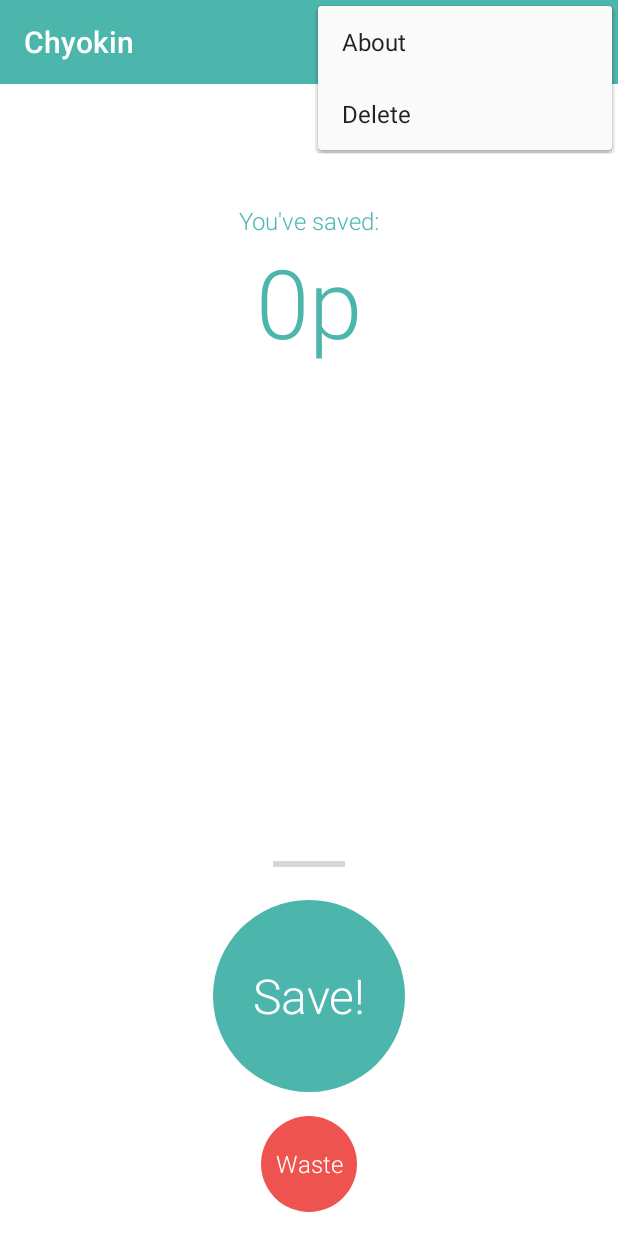
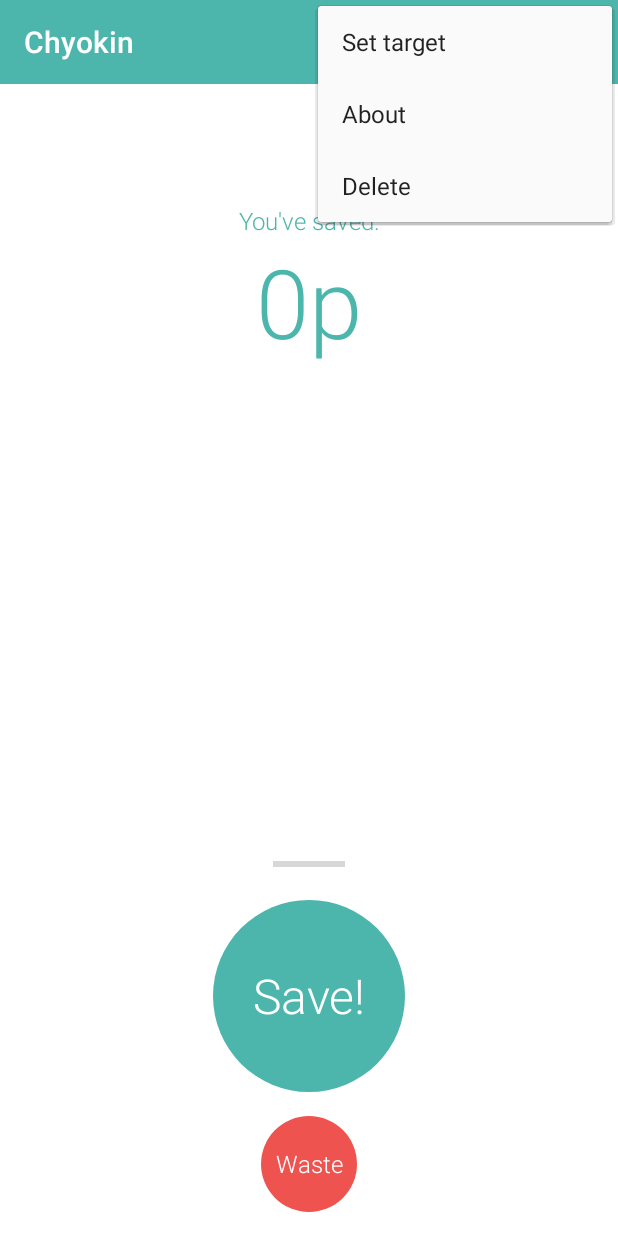
Before and after one commit to Buntworthy/Chyokin, an Android app: the screen it shows after launch (TotalActivity), with the options menu open, on a phone screen of 412 x 824 dp. Run offline under Robolectric (Android 15) with nearby library versions, the phone set to English and light mode, and no system bars; our stand-ins replace AdMob; pictures from the network do not load.

Commit message:
Target logic and dialog

```diff
--- a/app/src/main/java/com/cutsquash/chyokin/data/Target.java
+++ b/app/src/main/java/com/cutsquash/chyokin/data/Target.java
@@ -1,26 +1,36 @@
 package com.cutsquash.chyokin.data;
 
+import android.app.Activity;
 import android.content.Context;
+import android.content.SharedPreferences;
+
+import com.cutsquash.chyokin.R;
 
 /**
  * Created by jnp1 on 01/02/2016.
  */
 public class Target implements ModelContract.Target {
 
-    private Context mContext;
+    public static final String TARGET_KEY = "target";
+    public static final int TARGET_DEFAULT = 0;
+    // The activity with which the shared preferences are associated
+    private Activity mActivity;
 
-    public Target(Context context) {
-        this.mContext = context;
+    public Target(Activity activity) {
+        this.mActivity = activity;
     }
 
     @Override
     public int getTarget() {
-        // TODO get the target from shared preferences
-        return 100;
+        SharedPreferences sharedPref = mActivity.getPreferences(Context.MODE_PRIVATE);
+        return sharedPref.getInt(TARGET_KEY, TARGET_DEFAULT);
     }
 
     @Override
     public void setTarget(int target) {
-        // TODO set the target in shared preferences
+        SharedPreferences sharedPref = mActivity.getPreferences(Context.MODE_PRIVATE);
+        SharedPreferences.Editor editor = sharedPref.edit();
+        editor.putInt(TARGET_KEY, target);
+        editor.commit();
     }
 }
--- a/app/src/main/java/com/cutsquash/chyokin/total/TotalContract.java
+++ b/app/src/main/java/com/cutsquash/chyokin/total/TotalContract.java
@@ -39,5 +39,7 @@ public interface TotalContract {
 
         void updateTotal();
 
+        void setTarget(int target);
+
     }
 }
--- a/app/src/main/java/com/cutsquash/chyokin/total/TotalPresenter.java
+++ b/app/src/main/java/com/cutsquash/chyokin/total/TotalPresenter.java
@@ -4,11 +4,16 @@ import android.util.Log;
 
 import com.cutsquash.chyokin.R;
 import com.cutsquash.chyokin.data.ModelContract;
+import com.cutsquash.chyokin.utils.DeleteDialog;
+import com.cutsquash.chyokin.utils.TargetDialog;
 
 /**
  * Created by Justin on 11/01/2016.
  */
-public class TotalPresenter implements TotalContract.Presenter {
+public class TotalPresenter
+        implements TotalContract.Presenter,
+                    TargetDialog.TargetDialogListener,
+                    DeleteDialog.DeleteDialogListener{
 
     private TotalContract.View mView;
     private ModelContract.Model mModel;
@@ -129,4 +134,10 @@ public class TotalPresenter implements TotalContract.Presenter {
             mView.updateTargetDisplay(fraction);
         }
     }
+
+    @Override
+    public void setTarget(int target) {
+        mTarget.setTarget(target);
+        updateTotal();
+    }
 }
--- a/app/src/main/res/menu/menu_total.xml
+++ b/app/src/main/res/menu/menu_total.xml
@@ -2,6 +2,12 @@
     xmlns:app="http://schemas.android.com/apk/res-auto"
     xmlns:tools="http://schemas.android.com/tools"
     tools:context=".total.TotalActivity">
+
+    <item
+        android:id="@+id/action_setTarget"
+        android:orderInCategory="100"
+        android:title="@string/action_setTarget"
+        app:showAsAction="never" />
 
     <item
         android:id="@+id/action_about"
--- a/app/src/main/res/values/strings.xml
+++ b/app/src/main/res/values/strings.xml
@@ -15,4 +15,5 @@
     <string name="delete_message">Really delete all savings?</string>
     <string name="delete_confirm">Yes</string>
     <string name="delete_cancel">No</string>
+    <string name="action_setTarget">Set target</string>
 </resources>
```
Also changed, not shown: app/src/main/java/com/cutsquash/chyokin/total/TotalFragment.java (+7 -7 lines), app/src/main/java/com/cutsquash/chyokin/utils/TargetDialog.java (renamed from app/src/main/java/com/cutsquash/chyokin/utils/DeleteDialog.java, +18 -13 lines), app/src/main/res/layout/dialog_target.xml (added, +17 -0 lines).
